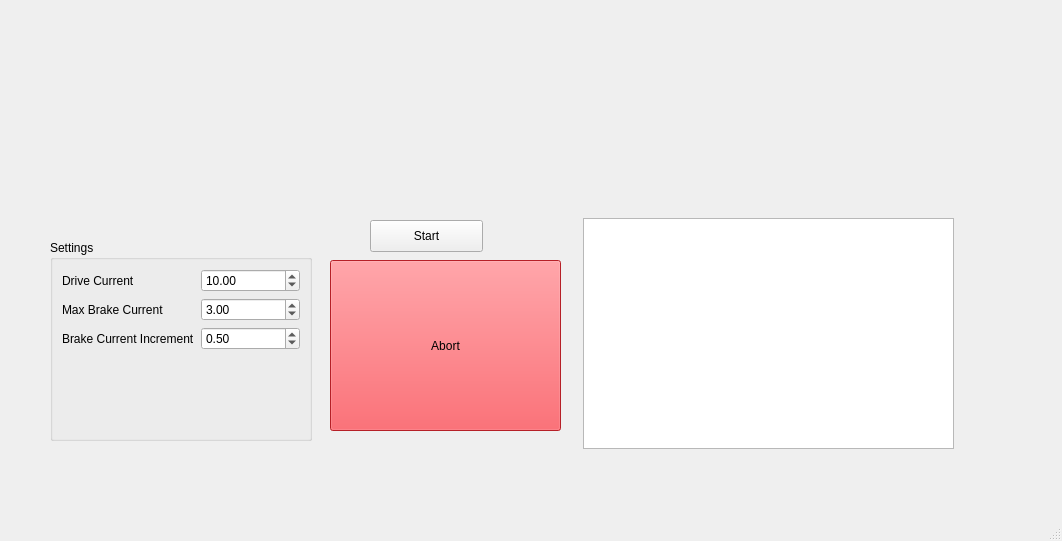
First picture: the form in benchmarkwindow.ui, repository sphereinabox/bldc-tool, before the edit.
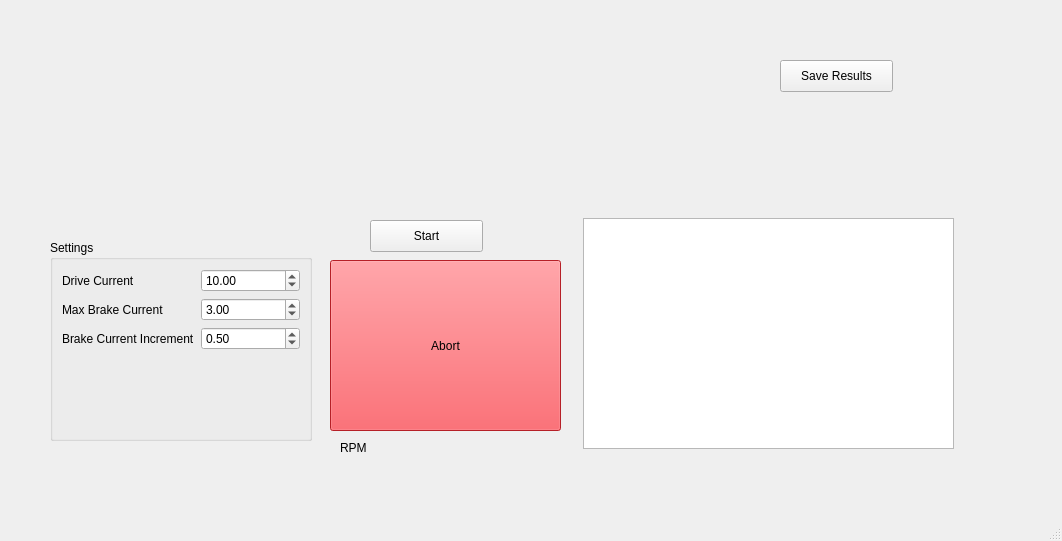
Second picture: the form after the edit. Custom widgets are drawn as their Qt base class.

Commit message: First barely workable benchmark mode/window.

What changed in the file:
```diff
--- a/benchmarkwindow.ui
+++ b/benchmarkwindow.ui
@@ -158,6 +158,32 @@
      </rect>
     </property>
    </widget>
+   <widget class="QPushButton" name="saveResultsPushButton">
+    <property name="geometry">
+     <rect>
+      <x>780</x>
+      <y>60</y>
+      <width>113</width>
+      <height>32</height>
+     </rect>
+    </property>
+    <property name="text">
+     <string>Save Results</string>
+    </property>
+   </widget>
+   <widget class="QLabel" name="mRpmLabel">
+    <property name="geometry">
+     <rect>
+      <x>340</x>
+      <y>440</y>
+      <width>59</width>
+      <height>16</height>
+     </rect>
+    </property>
+    <property name="text">
+     <string>RPM</string>
+    </property>
+   </widget>
   </widget>
   <widget class="QMenuBar" name="menubar">
    <property name="geometry">
```
The commit also changes 3 other files.
